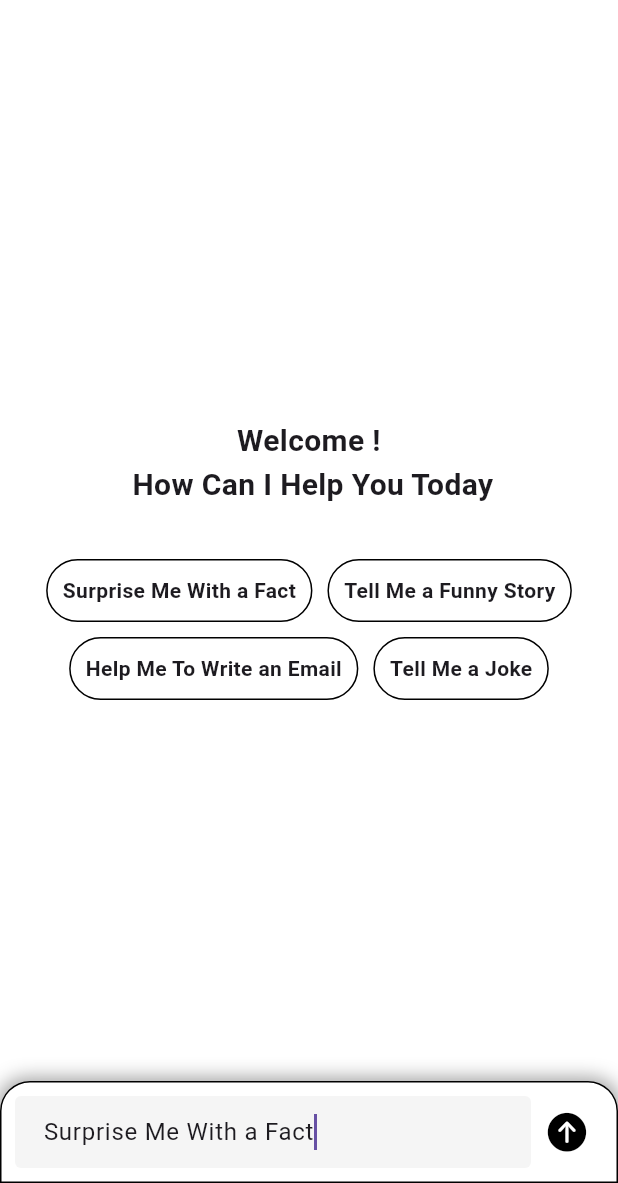
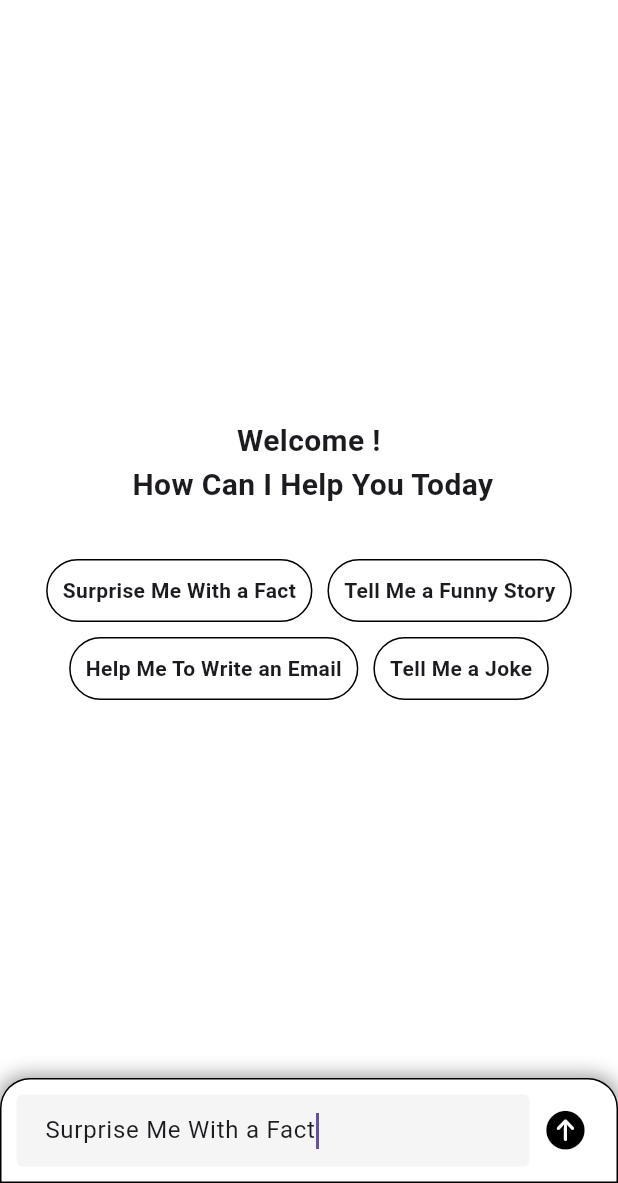
Before and after one commit to Deependrakashya/Quorix-AI, a Flutter app: the screen it shows after launch, after a tap on "Surprise Me With a Fact", on a phone screen of 412 x 824 dp, the part 53-1236 px from its top. Run offline on Flutter 3.47's test engine with Material 3 defaults, Android fonts, the phone set to English and light mode, and no system bars; our stand-ins replace cloud_firestore, firebase_core, flutter_markdown, get, google_generative_ai; missing offline and left inert: markdown; accounts and stored records are empty.

Commit message:
chat box ui fixed

```diff
--- a/lib/home/homeScreen.dart
+++ b/lib/home/homeScreen.dart
@@ -35,20 +35,7 @@ class _HomeScreenState extends State<HomeScreen> {
 
   @override
   Widget build(BuildContext context) {
-    return Theme(
-      data: ThemeData(
-        bottomSheetTheme: BottomSheetThemeData(
-          shape: RoundedRectangleBorder(
-            borderRadius: BorderRadius.vertical(top: Radius.circular(20.0)),
-            side: BorderSide(
-              color: Colors.black, // Set your border color
-              width: 1.0, // Set your desired border width
-            ),
-          ),
-          backgroundColor: Colors.white,
-        ),
-      ),
-      child: Scaffold(
+    return Scaffold(
       body: SafeArea(
         child: Stack(
           alignment: AlignmentDirectional.topCenter,
@@ -187,8 +174,7 @@ class _HomeScreenState extends State<HomeScreen> {
                                                             .clear();
                                                         controller.isharmful
                                                             .value = false;
-                                                          controller
-                                                              .isnotHelpful
+                                                        controller.isnotHelpful
                                                             .value = false;
                                                         controller.isnotTrue
                                                             .value = false;
@@ -227,15 +213,14 @@ class _HomeScreenState extends State<HomeScreen> {
                                                             icon: Icon(
                                                               Icons
                                                                   .paste_outlined,
-                                                                color: Colors
-                                                                    .amber,
+                                                              color:
+                                                                  Colors.amber,
                                                               size: 30,
                                                             ),
                                                             colorText:
                                                                 Colors.amber,
                                                             "");
-                                                          Navigator.pop(
-                                                              context);
+                                                        Navigator.pop(context);
                                                       },
                                                     ),
                                                   ],
@@ -262,13 +247,14 @@ class _HomeScreenState extends State<HomeScreen> {
                 const SizedBox(height: 50),
               ],
             ),
-            ],
-          ),
-        ),
-        bottomSheet: Container(
+            Positioned(
+                bottom: 0,
+                child: Container(
                   padding: const EdgeInsets.all(10),
-          decoration: const BoxDecoration(
+                  width: MediaQuery.of(context).size.width,
+                  decoration: BoxDecoration(
                     color: Colors.white,
+                    border: Border.all(color: Colors.black, width: 1),
                     boxShadow: [
                       BoxShadow(
                         color: Colors.grey,
@@ -328,8 +314,12 @@ class _HomeScreenState extends State<HomeScreen> {
                       ),
                     ],
                   ),
+                ))
+          ],
         ),
       ),
+      // bottomSheet:
+      // ),
     );
   }
 }
```
Also changed, not shown: pubspec.lock. Lines whose indentation alone changed are shown as unchanged.
